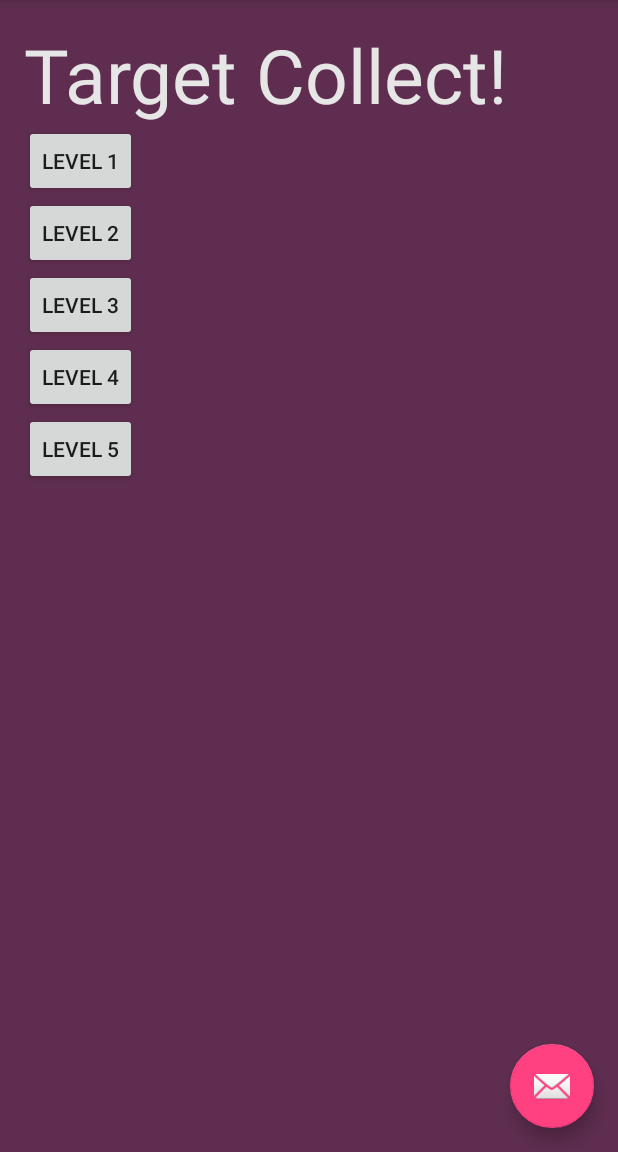
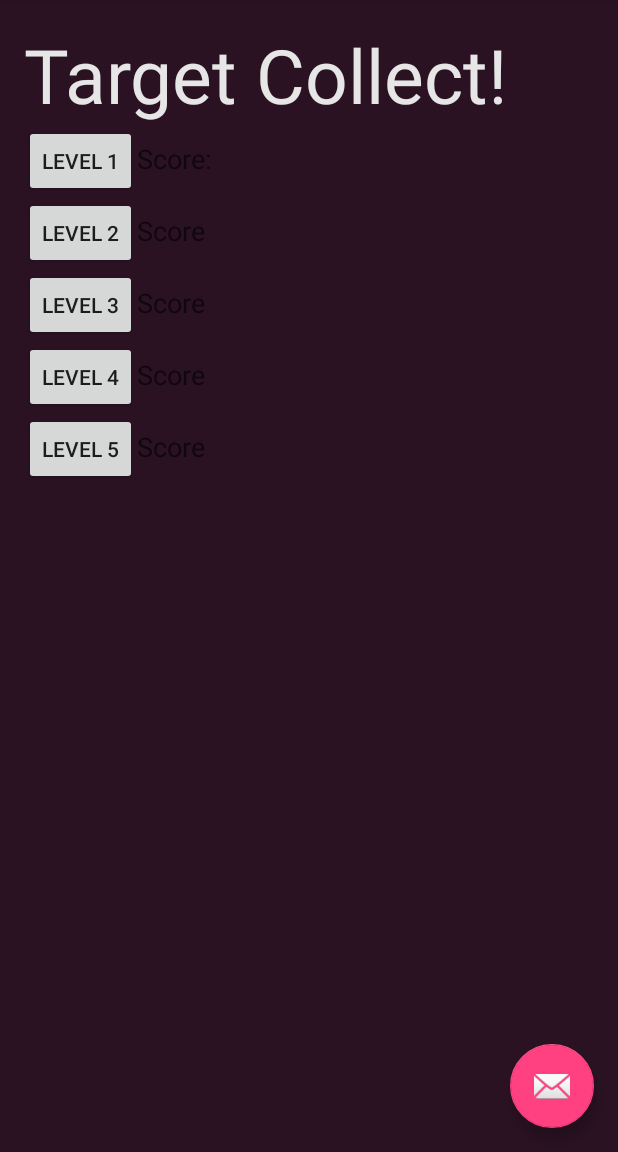
Before and after one commit to smitelij/BurgerBall, an Android app: the screen it shows after launch (MainActivity), on a phone screen of 412 x 824 dp, the part 84-1236 px from its top. Run offline under Robolectric (Android 15) with nearby library versions, the phone set to English and light mode, and no system bars.

Commit message:
Visual updates / framework updates
Add alpha setting for drawables. Add velocity arrow. Allow main game
loop to send / receive data from parent.

```diff
--- a/TargetCollectionGame/app/src/main/res/layout/content_main.xml
+++ b/TargetCollectionGame/app/src/main/res/layout/content_main.xml
@@ -11,7 +11,7 @@
     app:layout_behavior="@string/appbar_scrolling_view_behavior"
     tools:context="com.example.eli.myapplication.MainActivity"
     tools:showIn="@layout/activity_main"
-    android:background="#5e2d4f">
+    android:background="#2a1223">
 
     <TextView
         android:layout_width="wrap_content"
@@ -104,6 +104,14 @@
                 android:id="@+id/level1"
                 android:layout_column="0"
                 android:onClick="sendMessage" />
+
+            <TextView
+                android:layout_width="wrap_content"
+                android:layout_height="wrap_content"
+                android:textAppearance="?android:attr/textAppearanceMedium"
+                android:text="Score: "
+                android:id="@+id/textView2"
+                android:layout_column="18" />
         </TableRow>
 
         <TableRow
@@ -118,6 +126,14 @@
                 android:id="@+id/level2"
                 android:layout_column="0"
                 android:onClick="sendMessage"/>
+
+            <TextView
+                android:layout_width="wrap_content"
+                android:layout_height="wrap_content"
+                android:textAppearance="?android:attr/textAppearanceMedium"
+                android:text="Score"
+                android:id="@+id/textView3"
+                android:layout_column="18" />
         </TableRow>
 
         <TableRow
@@ -132,6 +148,14 @@
                 android:id="@+id/level3"
                 android:layout_column="0"
                 android:onClick="sendMessage"/>
+
+            <TextView
+                android:layout_width="wrap_content"
+                android:layout_height="wrap_content"
+                android:textAppearance="?android:attr/textAppearanceMedium"
+                android:text="Score"
+                android:id="@+id/textView4"
+                android:layout_column="18" />
         </TableRow>
 
         <TableRow
@@ -146,6 +170,14 @@
                 android:id="@+id/level4"
                 android:layout_column="0"
                 android:onClick="sendMessage"/>
+
+            <TextView
+                android:layout_width="wrap_content"
+                android:layout_height="wrap_content"
+                android:textAppearance="?android:attr/textAppearanceMedium"
+                android:text="Score"
+                android:id="@+id/textView5"
+                android:layout_column="18" />
         </TableRow>
 
         <TableRow
@@ -160,6 +192,14 @@
                 android:id="@+id/level5"
                 android:layout_column="0"
                 android:onClick="sendMessage"/>
+
+            <TextView
+                android:layout_width="wrap_content"
+                android:layout_height="wrap_content"
+                android:textAppearance="?android:attr/textAppearanceMedium"
+                android:text="Score"
+                android:id="@+id/textView6"
+                android:layout_column="18" />
         </TableRow>
 
         <TableRow
```
Also changed, not shown: TargetCollectionGame/app/src/main/java/com/example/eli/myapplication/Borders.java (+15 -4 lines), TargetCollectionGame/app/src/main/java/com/example/eli/myapplication/Circle.java (+8 -0 lines), TargetCollectionGame/app/src/main/java/com/example/eli/myapplication/Drawable.java (+21 -8 lines), TargetCollectionGame/app/src/main/java/com/example/eli/myapplication/GameEngine.java (+81 -11 lines), TargetCollectionGame/app/src/main/java/com/example/eli/myapplication/GameState.java (+67 -12 lines), TargetCollectionGame/app/src/main/java/com/example/eli/myapplication/MainActivity.java (+29 -11 lines), TargetCollectionGame/app/src/main/java/com/example/eli/myapplication/MyGLSurfaceView.java (+15 -0 lines), TargetCollectionGame/app/src/main/java/com/example/eli/myapplication/OpenGLES20Activity.java (+22 -2 lines), TargetCollectionGame/app/src/main/res/drawable/largebrick.png (added), TargetCollectionGame/app/src/main/res/drawable/selectionarrow.png (added).
